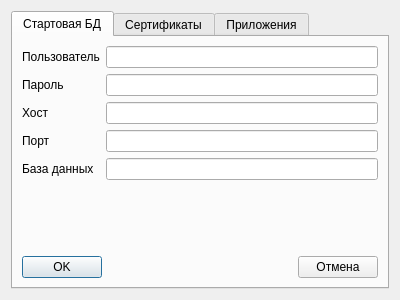
Qt form Core/DialogSorWindow/Settings_app/d_settings_app.ui (PanchukDima/pndbase2-code) before a commit.
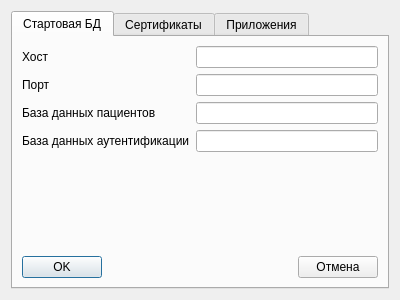
The same form after that commit.

Commit message: fixed auth module

```diff
--- a/Core/DialogSorWindow/Settings_app/d_settings_app.ui
+++ b/Core/DialogSorWindow/Settings_app/d_settings_app.ui
@@ -27,40 +27,33 @@
        <item>
         <layout class="QGridLayout" name="gridLayout">
          <item row="0" column="0">
-          <widget class="QLabel" name="label">
-           <property name="text">
-            <string>Пользователь</string>
-           </property>
-          </widget>
-         </item>
-         <item row="0" column="1">
-          <widget class="QLineEdit" name="lineEdit_username"/>
-         </item>
-         <item row="1" column="0">
-          <widget class="QLabel" name="label_2">
-           <property name="text">
-            <string>Пароль</string>
-           </property>
-          </widget>
-         </item>
-         <item row="1" column="1">
-          <widget class="QLineEdit" name="lineEdit_password">
-           <property name="echoMode">
-            <enum>QLineEdit::Password</enum>
-           </property>
-          </widget>
-         </item>
-         <item row="2" column="0">
           <widget class="QLabel" name="label_3">
            <property name="text">
             <string>Хост</string>
            </property>
           </widget>
          </item>
+         <item row="1" column="1">
+          <widget class="QLineEdit" name="lineEdit_port">
+           <property name="inputMask">
+            <string>99999</string>
+           </property>
+          </widget>
+         </item>
+         <item row="2" column="0">
+          <widget class="QLabel" name="label_5">
+           <property name="text">
+            <string>База данных пациентов</string>
+           </property>
+          </widget>
+         </item>
          <item row="2" column="1">
+          <widget class="QLineEdit" name="lineEdit_database_main"/>
+         </item>
+         <item row="0" column="1">
           <widget class="QLineEdit" name="lineEdit_host"/>
          </item>
-         <item row="3" column="0">
+         <item row="1" column="0">
           <widget class="QLabel" name="label_4">
            <property name="text">
             <string>Порт</string>
@@ -68,22 +61,15 @@
           </widget>
          </item>
          <item row="3" column="1">
-          <widget class="QLineEdit" name="lineEdit_port">
-           <property name="inputMask">
-            <string>99999</string>
-           </property>
-          </widget>
+          <widget class="QLineEdit" name="lineEdit_db_auth"/>
          </item>
-         <item row="4" column="0">
-          <widget class="QLabel" name="label_5">
+         <item row="3" column="0">
+          <widget class="QLabel" name="label_6">
            <property name="text">
-            <string>База данных</string>
+            <string>База данных аутентификации</string>
            </property>
           </widget>
          </item>
-         <item row="4" column="1">
-          <widget class="QLineEdit" name="lineEdit_database"/>
-         </item>
         </layout>
        </item>
        <item>
```
The commit also changes 6 other files.
